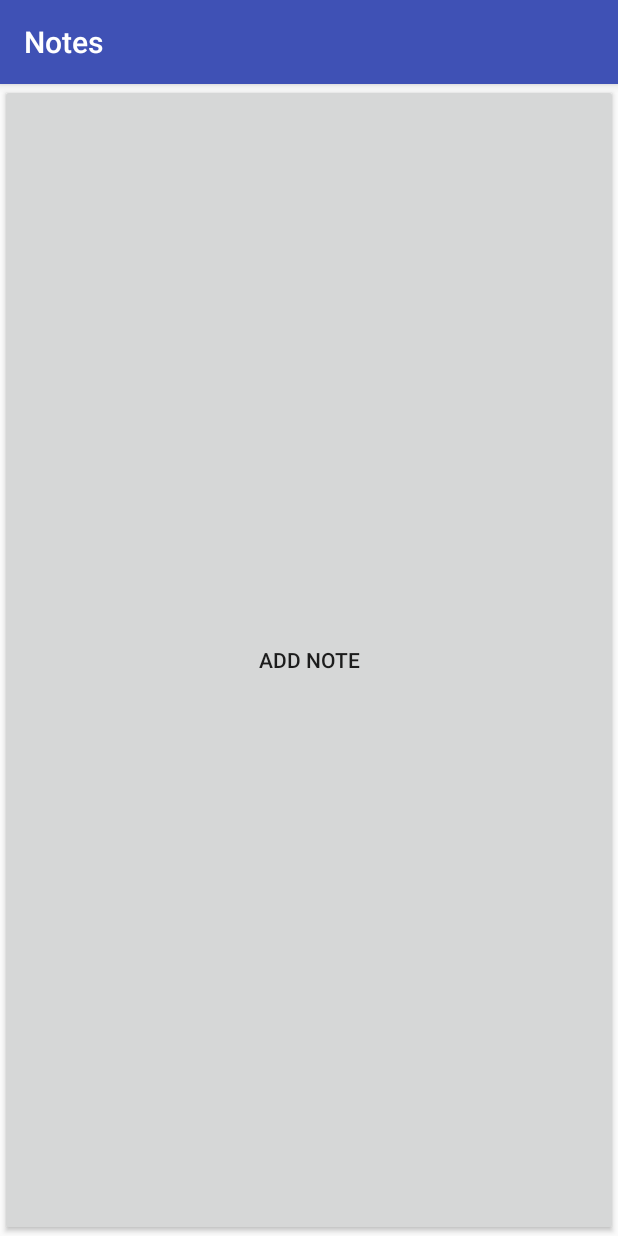
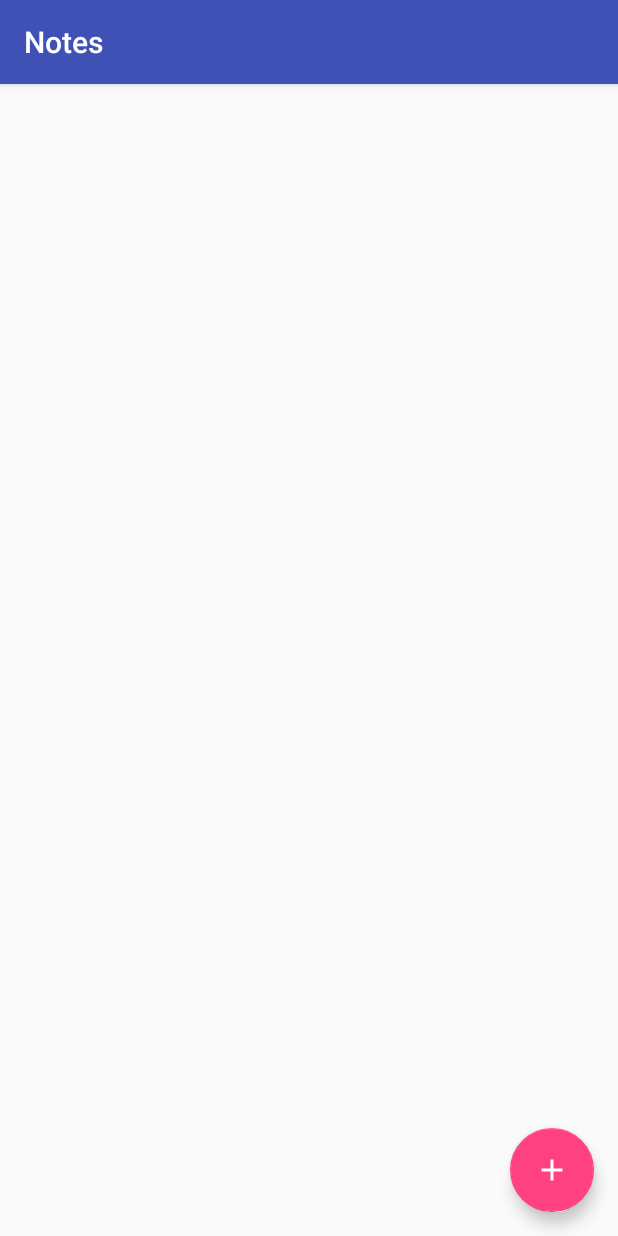
Before and after one commit to MobileEIvanov/playground_mvvm, an Android app: the screen it shows after launch (MainActivity), on a phone screen of 412 x 824 dp. Run offline under Robolectric (Android 15) with nearby library versions, the phone set to English and light mode, and no system bars; our stand-ins replace Room's generated code; libraries missing offline, so code that uses them is left out: com.facebook.stetho.

Commit message:
feat: Layout implementation Notes list

```diff
--- a/app/src/main/java/com/playground/MainActivity.kt
+++ b/app/src/main/java/com/playground/MainActivity.kt
@@ -3,10 +3,16 @@ package com.playground
 import android.arch.lifecycle.LiveData
 import android.os.Bundle
 import android.support.v7.app.AppCompatActivity
+import android.view.View
 import com.playground.database.AppDatabase
 import com.playground.database.NoteEntry
+import kotlinx.android.synthetic.main.activity_main.*
 
 class MainActivity : AppCompatActivity() {
+
+    var listenerAddNote = View.OnClickListener {
+
+    }
 
 
     override fun onCreate(savedInstanceState: Bundle?) {
@@ -16,7 +22,7 @@ class MainActivity : AppCompatActivity() {
         val mDb = AppDatabase.getInstance(this)
         mDb.noteDao().insertNote(NoteEntry())
 
-
+        bntAddNote.setOnClickListener(listenerAddNote)
         // TODO 1. Make the insert queries on new thread.
         // TODO 2. List the Notes
     }
--- /dev/null
+++ b/app/src/main/res/drawable/ic_add_24dp.xml
@@ -0,0 +1,10 @@
+<vector android:height="24dp"
+    android:tint="#FFFFFF"
+    android:viewportHeight="24.0"
+    android:viewportWidth="24.0"
+    android:width="24dp"
+    xmlns:android="http://schemas.android.com/apk/res/android">
+    <path
+        android:fillColor="#FF000000"
+        android:pathData="M19,13h-6v6h-2v-6H5v-2h6V5h2v6h6v2z" />
+</vector>
--- a/app/src/main/res/layout/activity_main.xml
+++ b/app/src/main/res/layout/activity_main.xml
@@ -6,13 +6,27 @@
     android:layout_height="match_parent"
     tools:context=".MainActivity">
 
-    <Button
-        android:id="@+id/add_note"
+    <android.support.v7.widget.RecyclerView
+        android:id="@+id/rvListNotes"
         android:layout_width="match_parent"
-        android:layout_height="match_parent"
-        android:text="@string/add_note"
+        android:layout_height="0dp"
+        android:paddingBottom="@dimen/dimen_vertical_padding_list"
+        android:paddingTop="@dimen/dimen_vertical_padding_list"
+        app:layoutManager="android.support.v7.widget.LinearLayoutManager"
         app:layout_constraintBottom_toBottomOf="parent"
-        app:layout_constraintLeft_toLeftOf="parent"
         app:layout_constraintRight_toRightOf="parent"
+        app:layout_constraintStart_toStartOf="parent"
         app:layout_constraintTop_toTopOf="parent" />
+
+
+    <android.support.design.widget.FloatingActionButton
+        android:id="@+id/bntAddNote"
+        android:layout_width="wrap_content"
+        android:layout_height="wrap_content"
+        android:layout_marginBottom="@dimen/dimen_fab_margin"
+        android:layout_marginEnd="@dimen/dimen_fab_margin"
+        android:src="@drawable/ic_add_24dp"
+        app:fabSize="normal"
+        app:layout_constraintBottom_toBottomOf="parent"
+        app:layout_constraintRight_toRightOf="parent" />
 </android.support.constraint.ConstraintLayout>
--- /dev/null
+++ b/app/src/main/res/values/dimens.xml
@@ -0,0 +1,6 @@
+<?xml version="1.0" encoding="utf-8"?>
+<resources>
+    <dimen name="dimen_fab_margin">16dp</dimen>
+    <dimen name="dimen_vertical_padding_list">8dp</dimen>
+    <dimen name="dimen_text_padding">16dp</dimen>
+</resources>
```
Also changed, not shown: app/build.gradle (+15 -6 lines), app/src/main/java/com/playground/AppExecutors.java (added, +45 -0 lines), app/src/main/res/layout/item_notes_list.xml (added, +14 -0 lines).
